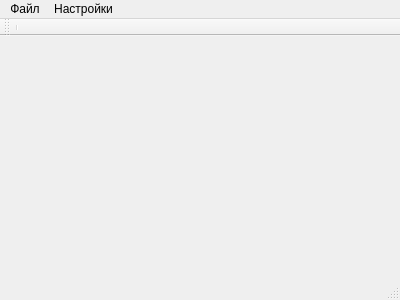
Before: the Qt Designer form mainwindow.ui in andron58/catalogue, drawn with Qt 5.
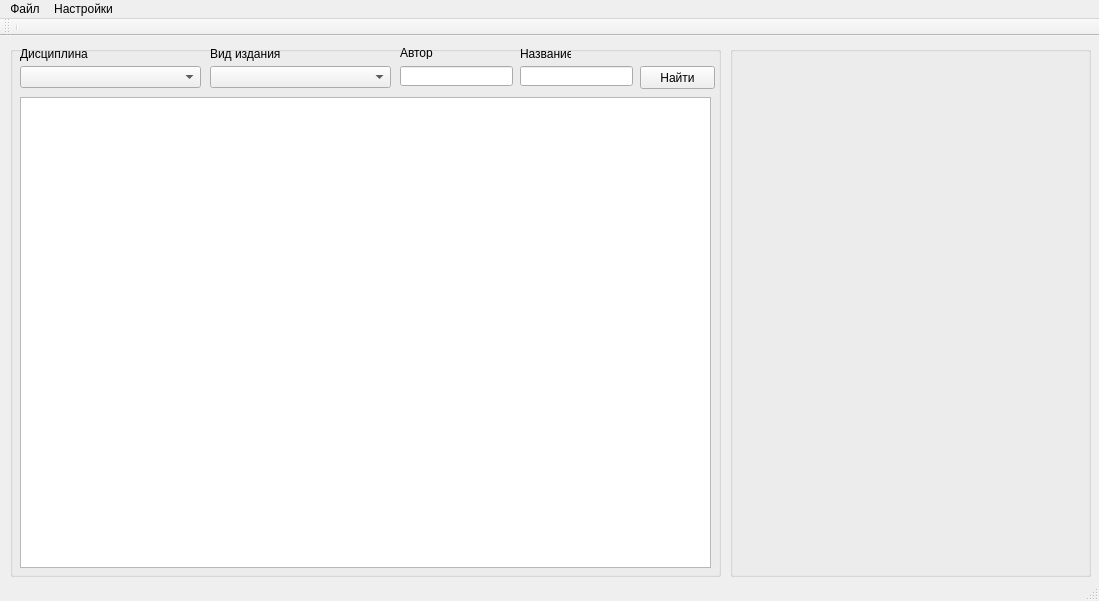
After: the same form once the commit is applied.

What changed in the file:
```diff
--- a/mainwindow.ui
+++ b/mainwindow.ui
@@ -6,20 +6,162 @@
    <rect>
     <x>0</x>
     <y>0</y>
-    <width>400</width>
-    <height>300</height>
+    <width>1099</width>
+    <height>601</height>
    </rect>
   </property>
   <property name="windowTitle">
    <string>MainWindow</string>
   </property>
-  <widget class="QWidget" name="centralWidget"/>
+  <widget class="QWidget" name="centralWidget">
+   <widget class="QGroupBox" name="groupBox">
+    <property name="geometry">
+     <rect>
+      <x>10</x>
+      <y>10</y>
+      <width>711</width>
+      <height>531</height>
+     </rect>
+    </property>
+    <property name="title">
+     <string/>
+    </property>
+    <widget class="QComboBox" name="comboBox">
+     <property name="geometry">
+      <rect>
+       <x>10</x>
+       <y>20</y>
+       <width>181</width>
+       <height>22</height>
+      </rect>
+     </property>
+    </widget>
+    <widget class="QLabel" name="label">
+     <property name="geometry">
+      <rect>
+       <x>10</x>
+       <y>0</y>
+       <width>71</width>
+       <height>16</height>
+      </rect>
+     </property>
+     <property name="text">
+      <string>Дисциплина</string>
+     </property>
+    </widget>
+    <widget class="QLabel" name="label_2">
+     <property name="geometry">
+      <rect>
+       <x>200</x>
+       <y>0</y>
+       <width>71</width>
+       <height>16</height>
+      </rect>
+     </property>
+     <property name="text">
+      <string>Вид издания</string>
+     </property>
+    </widget>
+    <widget class="QComboBox" name="comboBox_2">
+     <property name="geometry">
+      <rect>
+       <x>200</x>
+       <y>20</y>
+       <width>181</width>
+       <height>22</height>
+      </rect>
+     </property>
+    </widget>
+    <widget class="QTableView" name="tableView">
+     <property name="geometry">
+      <rect>
+       <x>10</x>
+       <y>51</y>
+       <width>691</width>
+       <height>471</height>
+      </rect>
+     </property>
+    </widget>
+    <widget class="QLineEdit" name="lineEdit">
+     <property name="geometry">
+      <rect>
+       <x>390</x>
+       <y>20</y>
+       <width>113</width>
+       <height>20</height>
+      </rect>
+     </property>
+    </widget>
+    <widget class="QLineEdit" name="lineEdit_2">
+     <property name="geometry">
+      <rect>
+       <x>510</x>
+       <y>20</y>
+       <width>113</width>
+       <height>20</height>
+      </rect>
+     </property>
+    </widget>
+    <widget class="QLabel" name="label_3">
+     <property name="geometry">
+      <rect>
+       <x>390</x>
+       <y>0</y>
+       <width>46</width>
+       <height>13</height>
+      </rect>
+     </property>
+     <property name="text">
+      <string>Автор</string>
+     </property>
+    </widget>
+    <widget class="QLabel" name="label_4">
+     <property name="geometry">
+      <rect>
+       <x>510</x>
+       <y>0</y>
+       <width>51</width>
+       <height>16</height>
+      </rect>
+     </property>
+     <property name="text">
+      <string>Название</string>
+     </property>
+    </widget>
+    <widget class="QPushButton" name="pushButton">
+     <property name="geometry">
+      <rect>
+       <x>630</x>
+       <y>20</y>
+       <width>75</width>
+       <height>23</height>
+      </rect>
+     </property>
+     <property name="text">
+      <string>Найти</string>
+     </property>
+    </widget>
+   </widget>
+   <widget class="QGroupBox" name="groupBox_2">
+    <property name="geometry">
+     <rect>
+      <x>730</x>
+      <y>10</y>
+      <width>361</width>
+      <height>531</height>
+     </rect>
+    </property>
+    <property name="title">
+     <string/>
+    </property>
+   </widget>
+  </widget>
   <widget class="QMenuBar" name="menuBar">
    <property name="geometry">
     <rect>
      <x>0</x>
      <y>0</y>
-     <width>400</width>
+     <width>1099</width>
      <height>21</height>
     </rect>
    </property>
```
